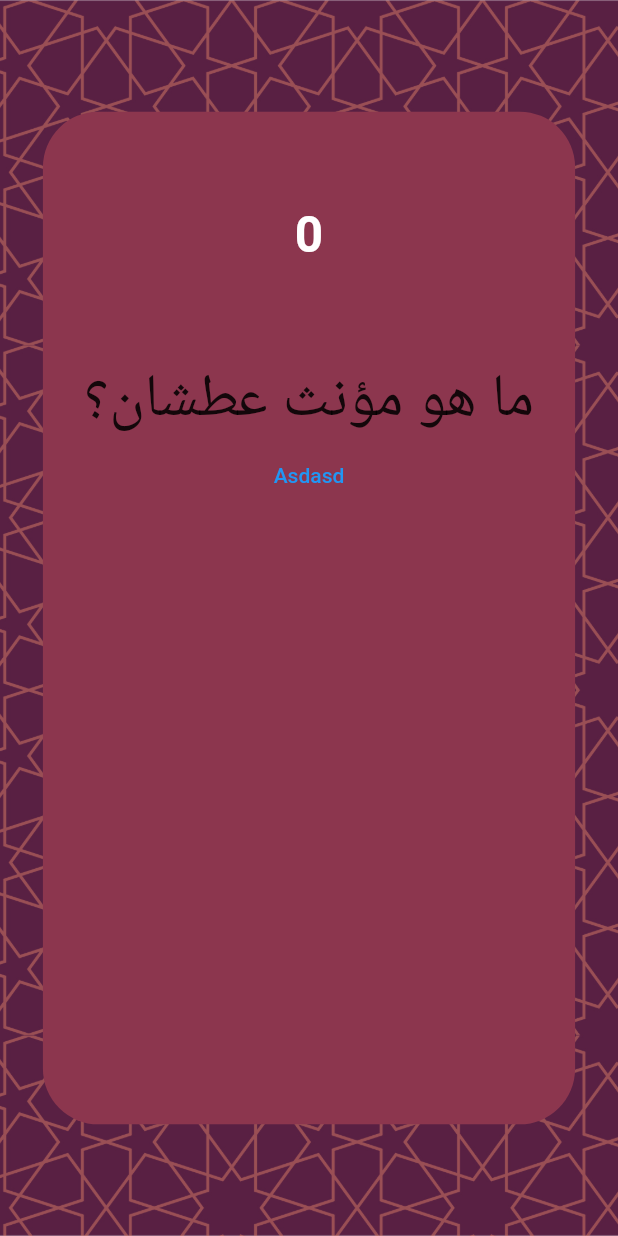
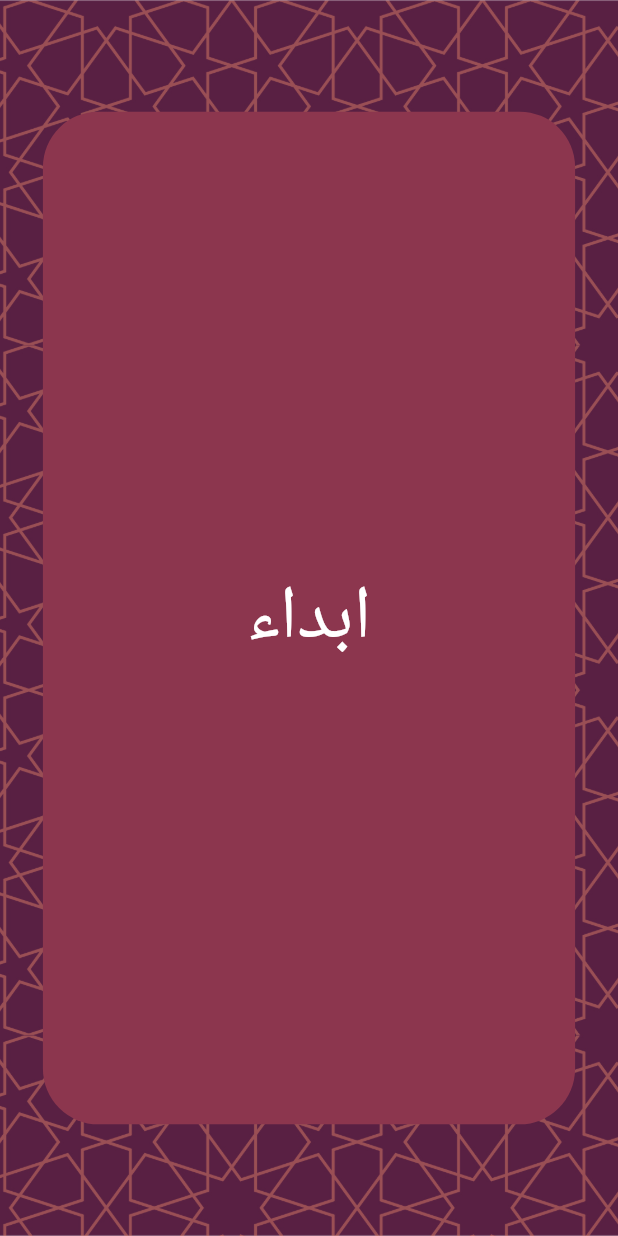
Before and after one commit to xmrdot0/Moalemy, a Flutter app: the screen it shows after launch, on a phone screen of 412 x 824 dp. Run offline on Flutter 3.47's test engine with Material 2 defaults, Android fonts, the phone set to English and light mode, and no system bars; drawn by our look-alikes of circular_countdown_timer; Roboto replaces fonts that are missing (Arabic); project files that could hold a hidden picture were left out.

Commit message:
Added some features

```diff
--- /dev/null
+++ b/lib/PrimWrap.dart
@@ -0,0 +1,4 @@
+class PrimitiveWrapper {
+  var value;
+  PrimitiveWrapper(this.value);
+}
--- a/lib/main.dart
+++ b/lib/main.dart
@@ -1,127 +1,21 @@
 import 'package:flutter/material.dart';
+import 'package:circular_countdown_timer/circular_countdown_timer.dart';
+import 'package:moalemy/quiz_screen.dart';
+import 'package:moalemy/welcome.dart';
+import 'package:moalemy/finish.dart';
 
-import 'package:circular_countdown_timer/circular_countdown_timer.dart';
-
-void main() => runApp(MaterialApp(
-      home: mainScreen(),
-    ));
-
-class mainScreen extends StatefulWidget {
-  @override
-  _mainScreenState createState() => _mainScreenState();
+void main() {
+  runApp(MyApp());
 }
 
-class _mainScreenState extends State<mainScreen> {
-  CountDownController _controller = CountDownController();
-
+class MyApp extends StatelessWidget {
   @override
   Widget build(BuildContext context) {
-    return Scaffold(
-      body: Container(
-        decoration: BoxDecoration(
-            image: DecorationImage(
-                image: AssetImage('assets/background.jpg'), fit: BoxFit.cover)),
-        child: Center(
-          child: Container(
-            height: 675.1358,
-            width: 354.7804,
-            decoration: new BoxDecoration(
-              color: Color(0xFF8C364E),
-              borderRadius: BorderRadius.circular(37),
-            ),
-            child: Center(
-              child: Column(
-                children: [
-                  Container(
-                    child: CircularCountDownTimer(
-                      // Countdown duration in Seconds.
-                      duration: 10,
-
-                      // Countdown initial elapsed Duration in Seconds.
-                      initialDuration: 0,
-
-                      // Controls (i.e Start, Pause, Resume, Restart) the Countdown Timer.
-                      controller: _controller,
-
-                      // Width of the Countdown Widget.
-                      width: MediaQuery.of(context).size.width / 4,
-
-                      // Height of the Countdown Widget.
-                      height: MediaQuery.of(context).size.height / 5,
-
-                      // Ring Color for Countdown Widget.
-                      ringColor: Color(0xFF8C364E),
-
-                      // Ring Gradient for Countdown Widget.
-                      ringGradient: null,
-
-                      // Filling Color for Countdown Widget.
-                      fillColor: Color(0xFF592043),
-
-                      // Filling Gradient for Countdown Widget.
-                      fillGradient: null,
-
-                      // Background Color for Countdown Widget.
-                      backgroundColor: Color(0xFF8C364E),
-
-                      // Background Gradient for Countdown Widget.
-                      backgroundGradient: null,
-
-                      // Border Thickness of the Countdown Ring.
-                      strokeWidth: 20.0,
-
-                      // Begin and end contours with a flat edge and no extension.
-                      strokeCap: StrokeCap.round,
-
-                      // Text Style for Countdown Text.
-                      textStyle: TextStyle(
-                          fontSize: 33.0,
-                          color: Colors.white,
-                          fontWeight: FontWeight.bold),
-
-                      // Format for the Countdown Text.
-                      textFormat: CountdownTextFormat.S,
-
-                      // Handles Countdown Timer (true for Reverse Countdown (max to 0), false for Forward Countdown (0 to max)).
-                      isReverse: false,
-
-                      // Handles Animation Direction (true for Reverse Animation, false for Forward Animation).
-                      isReverseAnimation: false,
-
-                      // Handles visibility of the Countdown Text.
-                      isTimerTextShown: true,
-
-                      // Handles the timer start.
-                      autoStart: false,
-
-                      // This Callback will execute when the Countdown Starts.
-                      onStart: () {
-                        // Here, do whatever you want
-                        print('Countdown Started');
-                      },
-
-                      // This Callback will execute when the Countdown Ends.
-                      onComplete: () {
-                        // Here, do whatever you want
-                        print('Countdown Ended');
-                      },
-                    ),
-                  ),
-                  Text(
-                    "ما هو مؤنث عطشان؟",
-                    style: TextStyle(fontSize: 40, fontFamily: 'Arabic'),
-                    textDirection: TextDirection.rtl,
-                  ),
-                  TextButton(
-                    onPressed: () => _controller.start(),
-                    child: Text("Asdasd"),
-                  )
-                ],
-              ),
-            ),
-          ),
-        ),
-      ),
+    return MaterialApp(
+      theme: ThemeData(),
+      debugShowCheckedModeBanner: false,
+      home: welcome(),
+      routes: {'/h': (context) => QuizScreen(), '/f': (context) => finish()},
     );
   }
 }
--- /dev/null
+++ b/lib/question_model.dart
@@ -0,0 +1,6 @@
+class QuestionModel {
+  String question;
+  List<String> answers;
+  int correctAnswerIndex;
+  QuestionModel({this.question, this.answers, this.correctAnswerIndex});
+}
--- /dev/null
+++ b/lib/welcome.dart
@@ -0,0 +1,47 @@
+import 'package:flutter/material.dart';
+
+class welcome extends StatefulWidget {
+  @override
+  _welcomeState createState() => _welcomeState();
+}
+
+class _welcomeState extends State<welcome> {
+  @override
+  Widget build(BuildContext context) {
+    return Container(
+        decoration: BoxDecoration(
+            image: DecorationImage(
+                image: AssetImage('assets/background.jpg'), fit: BoxFit.cover)),
+        child: Scaffold(
+            backgroundColor: Colors.transparent,
+            body: Center(
+                child: Container(
+              height: 675.1358,
+              width: 354.7804,
+              decoration: new BoxDecoration(
+                color: Color(0xFF8C364E),
+                borderRadius: BorderRadius.circular(37),
+              ),
+              child: Center(
+                  child: Column(
+                      mainAxisAlignment: MainAxisAlignment.center,
+                      children: [
+                    TextButton(
+                        child: Text(
+                          "ابداء",
+                          style: TextStyle(
+                            fontFamily: 'Arabic',
+                            fontSize: 50,
+                            color: Colors.white,
+                          ),
+                          textDirection: TextDirection.rtl,
+                        ),
+                        onPressed: () {
+                          setState(() {
+                            Navigator.pushReplacementNamed(context, '/h');
+                          });
+                        })
+                  ])),
+            ))));
+  }
+}
```
Also changed, not shown: lib/finish.dart (added, +34 -0 lines), lib/quiz_screen.dart (added, +231 -0 lines), lib/reusables.dart (added, +59 -0 lines).
